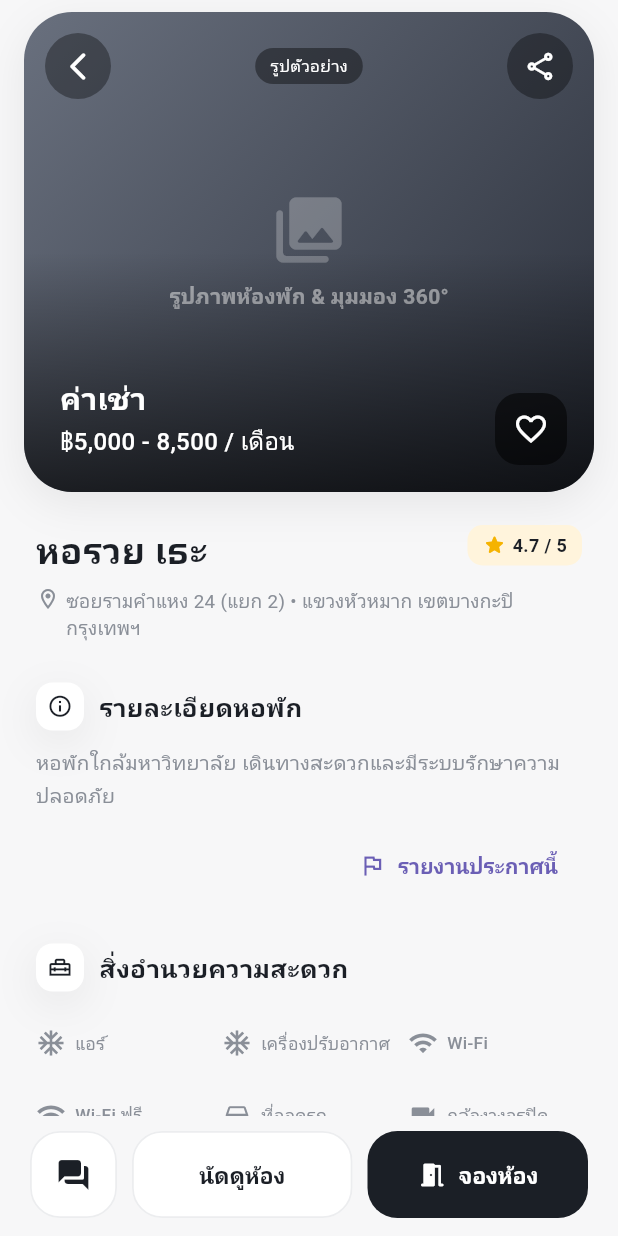
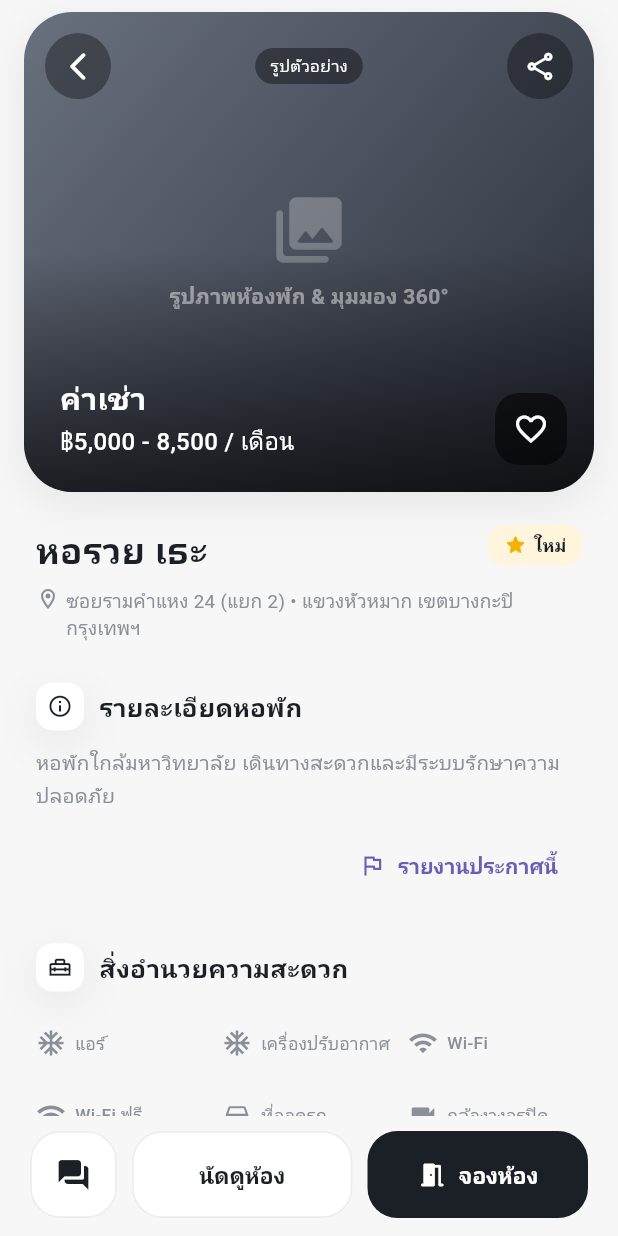
Before and after one commit to Frame2145555/MiniProject_Booking_Dorm, a Flutter app: the DormDetailView screen opened directly, on a phone screen of 412 x 824 dp. Run offline on Flutter 3.47's test engine with Material 3 defaults, Android fonts, the phone set to English and light mode, and no system bars; our stand-ins replace file_picker, socket_io_client; network calls fail.

Commit message:
star update

```diff
--- a/hubrage/lib/models/dorm_catalog.dart
+++ b/hubrage/lib/models/dorm_catalog.dart
@@ -16,7 +16,6 @@ class DormCatalog {
       'price': '5,000 - 8,500',
       'minPrice': 5000,
       'maxPrice': 8500,
-      'rating': '4.7',
       'phone': '081-234-5678',
       'location': 'ซอยรามคำแหง 24 • ใกล้มหาวิทยาลัยรามคำแหง',
       'tags': ['แอร์', 'Wi-Fi', 'ที่จอดรถ'],
@@ -27,7 +26,6 @@ class DormCatalog {
       'price': '6,500 - 9,000',
       'minPrice': 6500,
       'maxPrice': 9000,
-      'rating': '4.0',
       'phone': '089-876-5432',
       'location': 'ซอยรามคำแหง 24 • ใกล้ Airport Link หัวหมาก',
       'tags': ['แอร์', 'กล้องวงจรปิด', 'ลิฟต์'],
@@ -38,7 +36,6 @@ class DormCatalog {
       'price': '7,200 - 11,000',
       'minPrice': 7200,
       'maxPrice': 11000,
-      'rating': '4.9',
       'phone': '082-333-4455',
       'location': 'รามคำแหง 24 แยก 2 • ใกล้เอแบค ABAC',
       'tags': ['ฟิตเนส', 'สระว่ายน้ำ', 'เลี้ยงสัตว์ได้', 'แอร์', 'ที่จอดรถ'],
@@ -49,7 +46,6 @@ class DormCatalog {
       'price': '4,800 - 7,000',
       'minPrice': 4800,
       'maxPrice': 7000,
-      'rating': '4.5',
       'phone': '086-555-6677',
       'location': 'ซอยหลังราม • ใกล้สนามราชมังคลาฯ และ MRT',
       'tags': ['เครื่องซักผ้า', 'รปภ. 24ชม.', 'แอร์', 'เลี้ยงสัตว์ได้'],
@@ -118,7 +114,8 @@ class DormCatalog {
       'price': '${money(min)} - ${money(max)}',
       'minPrice': min,
       'maxPrice': max,
-      'rating': '${d['rating'] ?? '-'}',
+      'rating': num.tryParse('${d['rating']?.toString() ?? ''}')
+          ?.toStringAsFixed(1),
       'imageUrl': d['imageUrl']?.toString() ?? '',
       'tags': List<String>.from((d['tags'] as List?) ?? const []),
       'isFavorite': d['isFavorite'] == 1 || d['isFavorite'] == true,
--- a/hubrage/lib/views/dorm_detail_view.dart
+++ b/hubrage/lib/views/dorm_detail_view.dart
@@ -189,6 +189,15 @@ class _DormDetailViewState extends State<DormDetailView> {
       'ซอยรามคำแหง 24 (แยก 2) • แขวงหัวหมาก เขตบางกะปิ กรุงเทพฯ';
   String get _price => widget.dorm['price']?.toString() ?? '5,000 - 8,500';
   String get _phone => widget.dorm['phone']?.toString() ?? '081-234-5678';
+  double? get _averageRating {
+    if (_reviews.isEmpty) return null;
+    final ratings = _reviews
+        .map((review) => num.tryParse('${review['rating']}'))
+        .whereType<num>()
+        .toList();
+    if (ratings.isEmpty) return null;
+    return ratings.reduce((sum, rating) => sum + rating) / ratings.length;
+  }
   String get _description =>
       _detail?['description']?.toString() ??
       widget.dorm['description']?.toString() ??
@@ -911,7 +920,7 @@ class _DormDetailViewState extends State<DormDetailView> {
                           color: AppColors.warningSoft,
                           borderRadius: BorderRadius.circular(10),
                         ),
-                        child: const Row(
+                        child: Row(
                           children: [
                             Icon(
                               Icons.star_rounded,
@@ -920,8 +929,10 @@ class _DormDetailViewState extends State<DormDetailView> {
                             ),
                             SizedBox(width: 4),
                             Text(
-                              '4.7 / 5',
-                              style: TextStyle(
+                              _averageRating == null
+                                  ? 'ใหม่'
+                                  : '${_averageRating!.toStringAsFixed(1)} / 5',
+                              style: const TextStyle(
                                 fontWeight: FontWeight.w700,
                                 fontSize: 12,
                               ),
```
